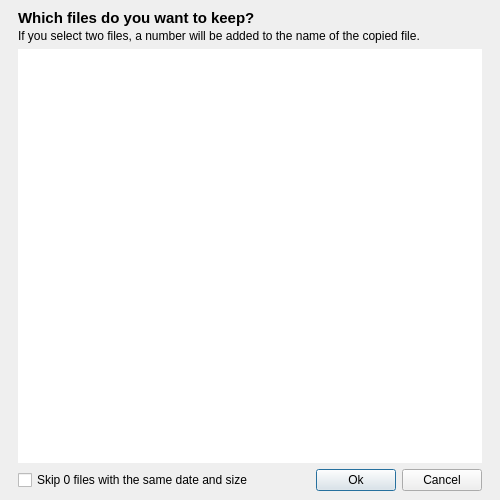
The window that src/filelink/conflict_decision_dialog.ui (JaderoChan/EasyLink) describes before a commit, drawn with Qt 5.
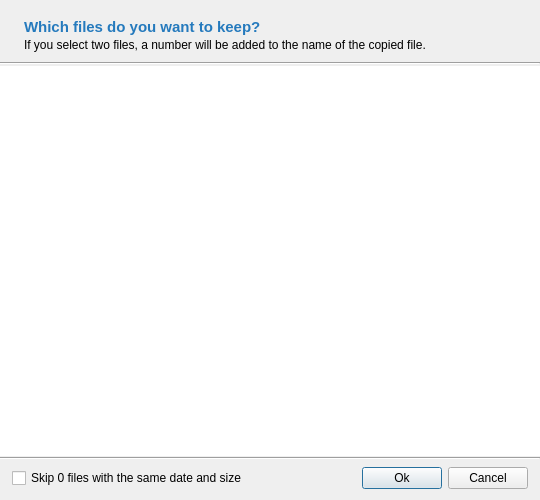
The same window after the commit.

Diff of the .ui file:
```diff
--- a/src/filelink/conflict_decision_dialog.ui
+++ b/src/filelink/conflict_decision_dialog.ui
@@ -6,7 +6,7 @@
    <rect>
     <x>0</x>
     <y>0</y>
-    <width>500</width>
+    <width>540</width>
     <height>500</height>
    </rect>
   </property>
@@ -19,17 +19,17 @@
    <string>ConflictDecisionDialog</string>
   </property>
   <layout class="QVBoxLayout" name="verticalLayout_2">
+   <property name="spacing">
+    <number>1</number>
+   </property>
    <property name="leftMargin">
-    <number>18</number>
+    <number>0</number>
    </property>
    <property name="topMargin">
     <number>9</number>
    </property>
    <property name="rightMargin">
-    <number>18</number>
-   </property>
-   <property name="bottomMargin">
-    <number>9</number>
+    <number>0</number>
    </property>
    <item>
     <widget class="QWidget" name="widget" native="true">
@@ -38,16 +38,10 @@
        <number>2</number>
       </property>
       <property name="leftMargin">
-       <number>0</number>
-      </property>
-      <property name="topMargin">
-       <number>0</number>
+       <number>24</number>
       </property>
       <property name="rightMargin">
-       <number>0</number>
-      </property>
-      <property name="bottomMargin">
-       <number>0</number>
+       <number>24</number>
       </property>
       <item>
        <widget class="QLabel" name="headerText1">
@@ -58,6 +52,9 @@
           <stylestrategy>PreferAntialias</stylestrategy>
          </font>
         </property>
+        <property name="styleSheet">
+         <string notr="true">color: rgb(37,122,189);</string>
+        </property>
         <property name="text">
          <string>Which files do you want to keep?</string>
         </property>
@@ -73,6 +70,13 @@
      </layout>
     </widget>
    </item>
+   <item>
+    <widget class="Line" name="line">
+     <property name="orientation">
+      <enum>Qt::Horizontal</enum>
+     </property>
+    </widget>
+   </item>
    <item>
     <widget class="QWidget" name="widget_2" native="true">
      <layout class="QVBoxLayout" name="verticalLayout_3">
@@ -148,17 +152,24 @@
      </layout>
     </widget>
    </item>
+   <item>
+    <widget class="Line" name="line_2">
+     <property name="orientation">
+      <enum>Qt::Horizontal</enum>
+     </property>
+    </widget>
+   </item>
    <item>
     <widget class="QWidget" name="widget_3" native="true">
      <layout class="QHBoxLayout" name="horizontalLayout">
       <property name="leftMargin">
-       <number>0</number>
+       <number>12</number>
       </property>
       <property name="topMargin">
-       <number>0</number>
+       <number>6</number>
       </property>
       <property name="rightMargin">
-       <number>0</number>
+       <number>12</number>
       </property>
       <property name="bottomMargin">
        <number>0</number>
```
